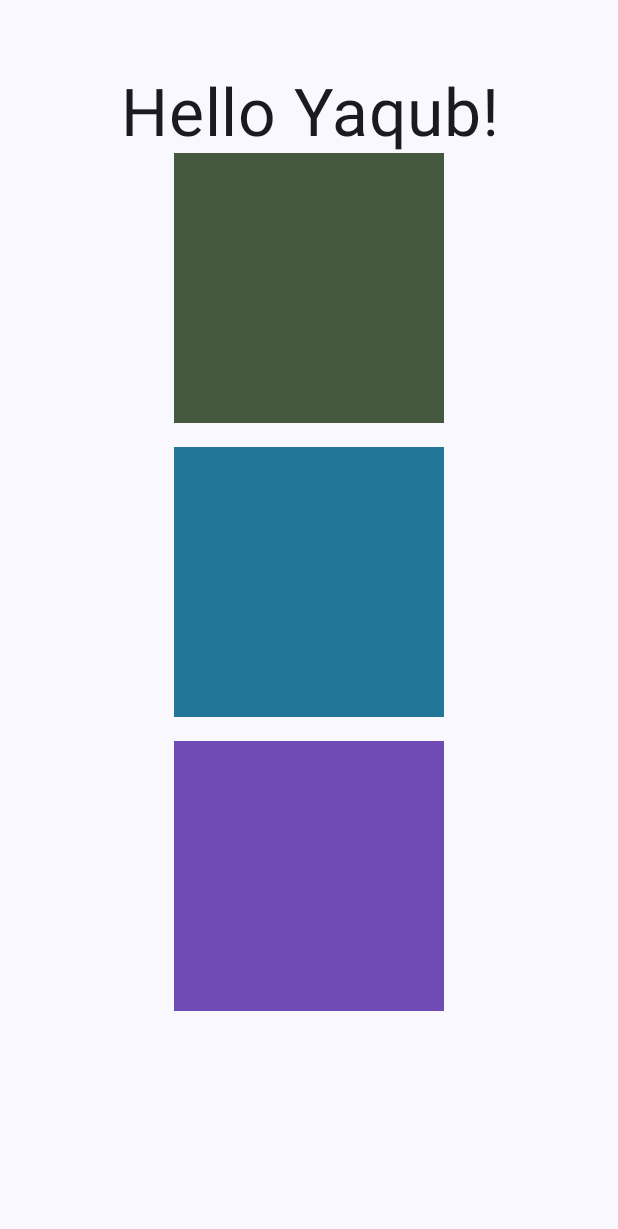
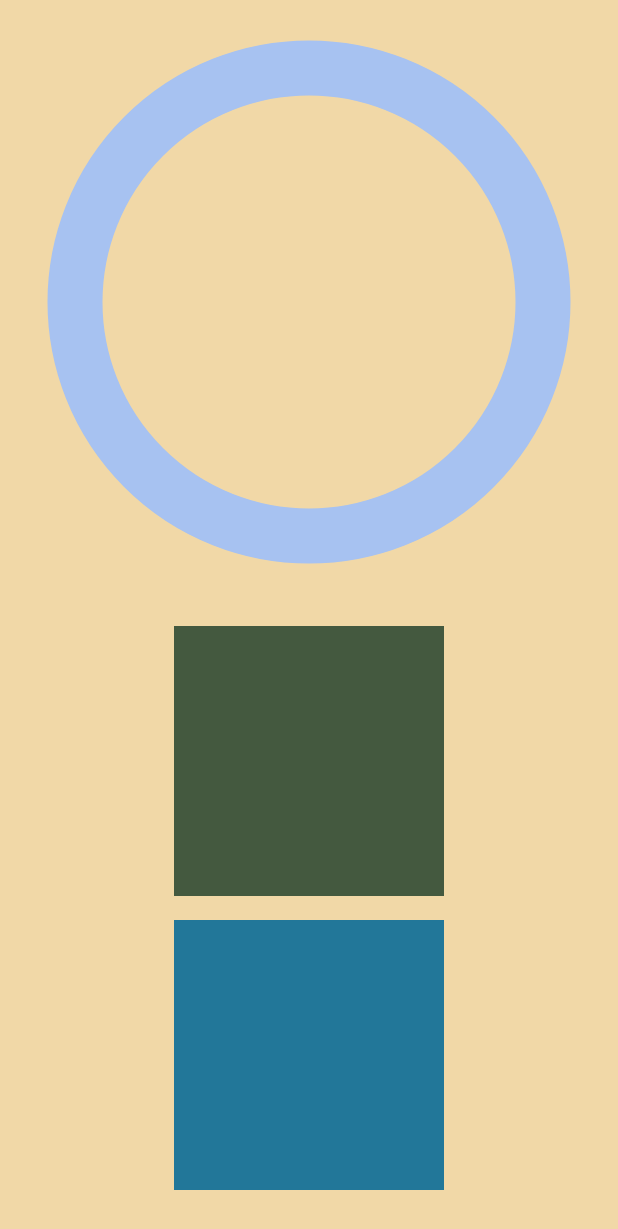
Before and after one commit to YaqubRahman/PrayerApp, an Android app built with Jetpack Compose: the screen it shows after launch (MainActivity), on a phone screen of 412 x 824 dp. Shown: the top 1229 px of the screen. Run offline under Robolectric (Android 15) with nearby library versions, the phone set to English and light mode, and no system bars.

Commit message:
Created the time circle, annotations for prayer times, changed the padding of the application, and organised the code

```diff
--- a/app/src/main/java/com/example/prayerapp/MainActivity.kt
+++ b/app/src/main/java/com/example/prayerapp/MainActivity.kt
@@ -1,5 +1,11 @@
 package com.example.prayerapp
-
+//
+import androidx.compose.foundation.Canvas
+import androidx.compose.ui.geometry.Offset
+import androidx.compose.ui.graphics.drawscope.Stroke
+import kotlin.math.cos
+import kotlin.math.sin
+//
 import android.os.Bundle
 import androidx.activity.ComponentActivity
 import androidx.activity.compose.setContent
@@ -39,12 +45,68 @@ class MainActivity : ComponentActivity() {
                     modifier = Modifier.fillMaxSize(),
                     color = MaterialTheme.colorScheme.background
                 ) {
-                    myScreen()
+                    MyScreen()
                 }
             }
         }
     }
 }
+
+@Composable
+fun AnnotatedCircle(
+    modifier: Modifier = Modifier,
+    annotationAngles: List<Float> = emptyList(),
+    circleColor: Color = Color(167, 194, 241),
+    dotColor: Color = Color.Blue
+) {
+    Canvas(modifier = modifier) {
+        // Get canvas dimensions
+        val centerX = size.width / 2f
+        val centerY = size.height / 2f
+        val radius = minOf(centerX, centerY)
+
+        // Draw the circle
+        drawCircle(
+            color = circleColor,
+            center = Offset(centerX, centerY),
+            radius = radius,
+            style = Stroke(width = 55f)
+        )
+
+        // Draw the annotation dots
+        annotationAngles.forEach { angle ->
+            val x = centerX + radius * cos(Math.toRadians(angle.toDouble())).toFloat()
+            val y = centerY + radius * sin(Math.toRadians(angle.toDouble())).toFloat()
+
+            drawCircle(
+                color = dotColor,
+                radius = 10f,
+                center = Offset(x, y)
+            )
+        }
+    }
+}
+
+
+
+@Composable
+fun MyScreen(){
+    val backgroundColor = Color(241, 216, 167)
+    Column(
+        modifier = Modifier
+            .background(backgroundColor)
+            .fillMaxSize()
+            .padding(50.dp, 1.dp),
+        horizontalAlignment  = (Alignment.CenterHorizontally)
+    ){
+        AnnotatedCircle( modifier = Modifier.size(400.dp))
+        Spacer(modifier = Modifier.size(16.dp))
+        MyBox1()
+        Spacer(modifier = Modifier.size(16.dp))
+        MyBox2()
+    }
+}
+
 
 @Composable
 fun MyBox1(){
@@ -67,33 +129,6 @@ fun MyBox2(){
     )
 }
 
-@Composable
-fun MyBox3(){
-    val customColor = Color(111, 76, 181)
-    Box(
-        modifier = Modifier
-            .size(180.dp)
-            .background(customColor)
-    )
-}
-
-@Composable
-fun myScreen(){
-    Column(
-        modifier = Modifier
-            .fillMaxSize()
-            .padding(50.dp),
-        horizontalAlignment  = (Alignment.CenterHorizontally)
-    ){
-        Greeting("Yaqub")
-        MyBox1()
-        Spacer(modifier = Modifier.size(16.dp))
-        MyBox2()
-        Spacer(modifier = Modifier.size(16.dp))
-        MyBox3()
-    }
-    }
-
 
 @Composable
 fun Greeting(name: String, modifier: Modifier = Modifier) {
@@ -110,6 +145,6 @@ fun Greeting(name: String, modifier: Modifier = Modifier) {
 @Composable
 fun GreetingPreview() {
     PrayerAppTheme {
-        myScreen()
+        MyScreen()
     }
 }
```
